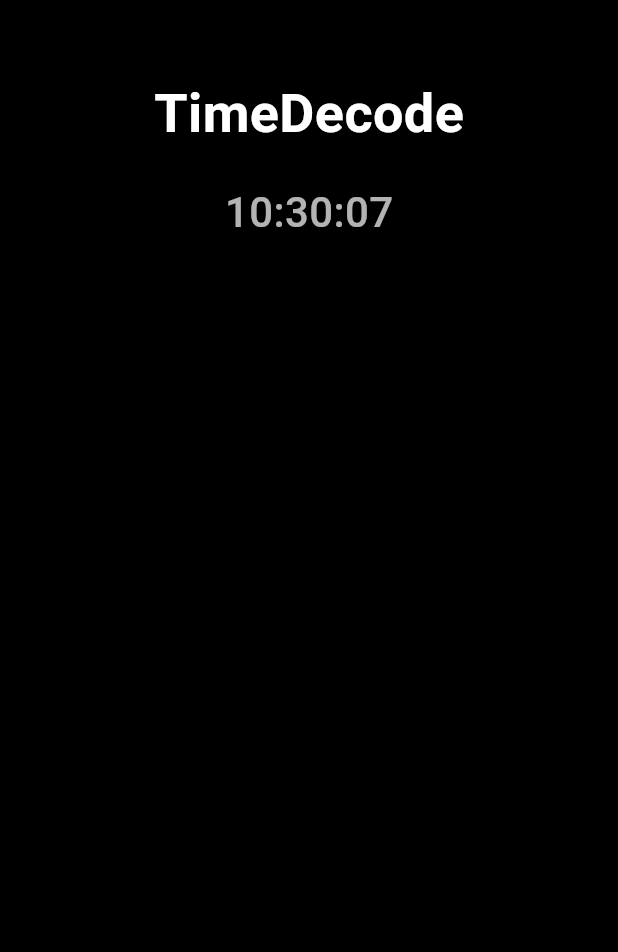
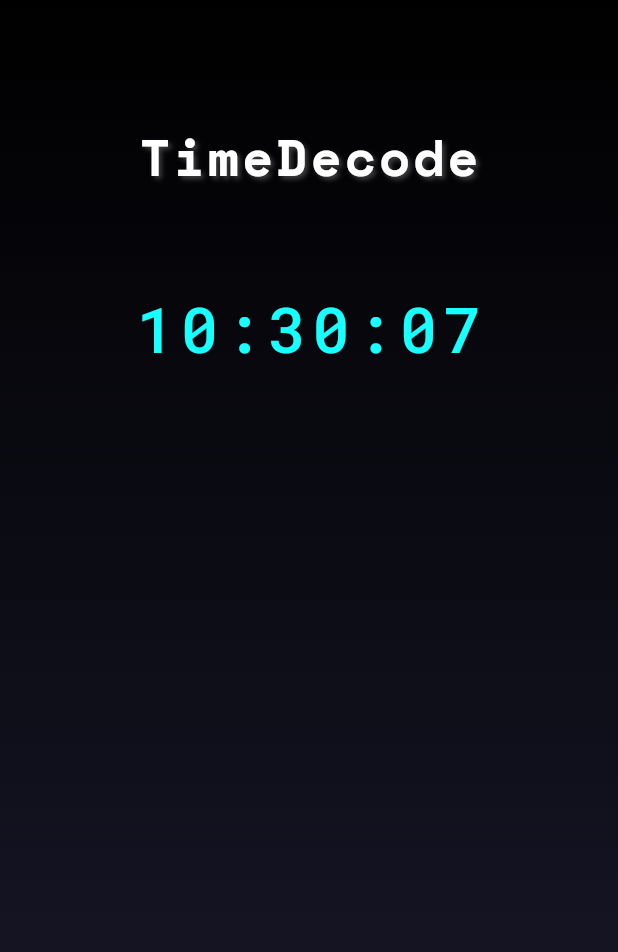
Before and after one commit to ibokaan/timedecode1, a Flutter app: the screen it shows after launch, on a phone screen of 412 x 824 dp. Shown: the top 952 px of the screen. Run offline on Flutter 3.47's test engine with Material 3 defaults, Android fonts, the phone set to English and light mode, and no system bars; our stand-ins replace google_fonts.

Commit message:
fontayarları

```diff
--- a/lib/main.dart
+++ b/lib/main.dart
@@ -1,21 +1,32 @@
 import 'package:flutter/material.dart';
 import 'dart:async';
+import 'package:google_fonts/google_fonts.dart';
+
 
 void main() {
-  runApp(const MaterialApp(
-    home: TimeDecodeApp(),
-    debugShowCheckedModeBanner: false,
-  ));
+  runApp(const TimeDecodeApp());
 }
 
-class TimeDecodeApp extends StatefulWidget {
+class TimeDecodeApp extends StatelessWidget {
   const TimeDecodeApp({super.key});
 
   @override
-  State<TimeDecodeApp> createState() => _TimeDecodeAppState();
+  Widget build(BuildContext context) {
+    return MaterialApp(
+      debugShowCheckedModeBanner: false,
+      home: const LandingPage(),
+    );
+  }
 }
 
-class _TimeDecodeAppState extends State<TimeDecodeApp> {
+class LandingPage extends StatefulWidget {
+  const LandingPage({super.key});
+
+  @override
+  State<LandingPage> createState() => _LandingPageState();
+}
+
+class _LandingPageState extends State<LandingPage> {
   String _currentTime = '';
 
   @override
@@ -27,39 +38,58 @@ class _TimeDecodeAppState extends State<TimeDecodeApp> {
 
   void _updateTime() {
     final now = DateTime.now();
-    final formattedTime = '${now.hour.toString().padLeft(2, '0')}:${now.minute.toString().padLeft(2, '0')}:${now.second.toString().padLeft(2, '0')}';
+    final formatted = '${now.hour.toString().padLeft(2, '0')}:'
+        '${now.minute.toString().padLeft(2, '0')}:'
+        '${now.second.toString().padLeft(2, '0')}';
     setState(() {
-      _currentTime = formattedTime;
+      _currentTime = formatted;
     });
   }
 
   @override
   Widget build(BuildContext context) {
     return Scaffold(
-      backgroundColor: Colors.black,
-      body: Padding(
-        padding: const EdgeInsets.only(top: 50),
+      body: Container(
+        decoration: const BoxDecoration(
+          gradient: LinearGradient(
+            begin: Alignment.topCenter,
+            end: Alignment.bottomCenter,
+            colors: [Colors.black, Color(0xFF1A1A2E)],
+          ),
+        ),
         child: Column(
           crossAxisAlignment: CrossAxisAlignment.center,
           children: [
-            const Center(
-              child: Text(
-                'TimeDecode',
-                style: TextStyle(
-                  fontSize: 36,
+            const SizedBox(height: 80),
+            Text(
+              'TimeDecode',
+              style: GoogleFonts.spaceMono(
+                textStyle: const TextStyle(
+                  fontSize: 34,
                   fontWeight: FontWeight.bold,
                   color: Colors.white,
+                  letterSpacing: 2,
+                  shadows: [
+                    Shadow(
+                      blurRadius: 4,
+                      color: Colors.white24,
+                      offset: Offset(2, 2),
+                    )
+                  ],
                 ),
               ),
             ),
-            const SizedBox(height: 20),
+            const SizedBox(height: 60),
             Center(
               child: Text(
                 _currentTime,
-                style: const TextStyle(
-                  fontSize: 28,
-                  color: Colors.white70,
-                  fontWeight: FontWeight.w500,
+                style: GoogleFonts.robotoMono(
+                  textStyle: const TextStyle(
+                    fontSize: 42,
+                    fontWeight: FontWeight.w500,
+                    color: Colors.cyanAccent,
+                    letterSpacing: 4,
+                  ),
                 ),
               ),
             ),
```
Also changed, not shown: pubspec.yaml (+4 -72 lines).
